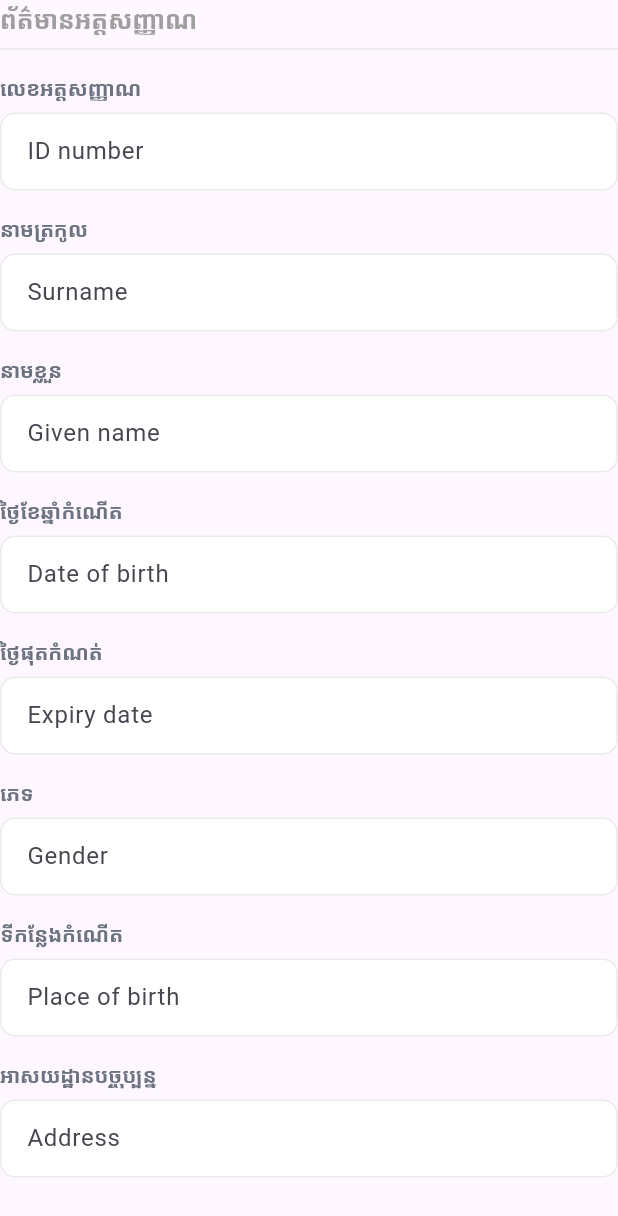
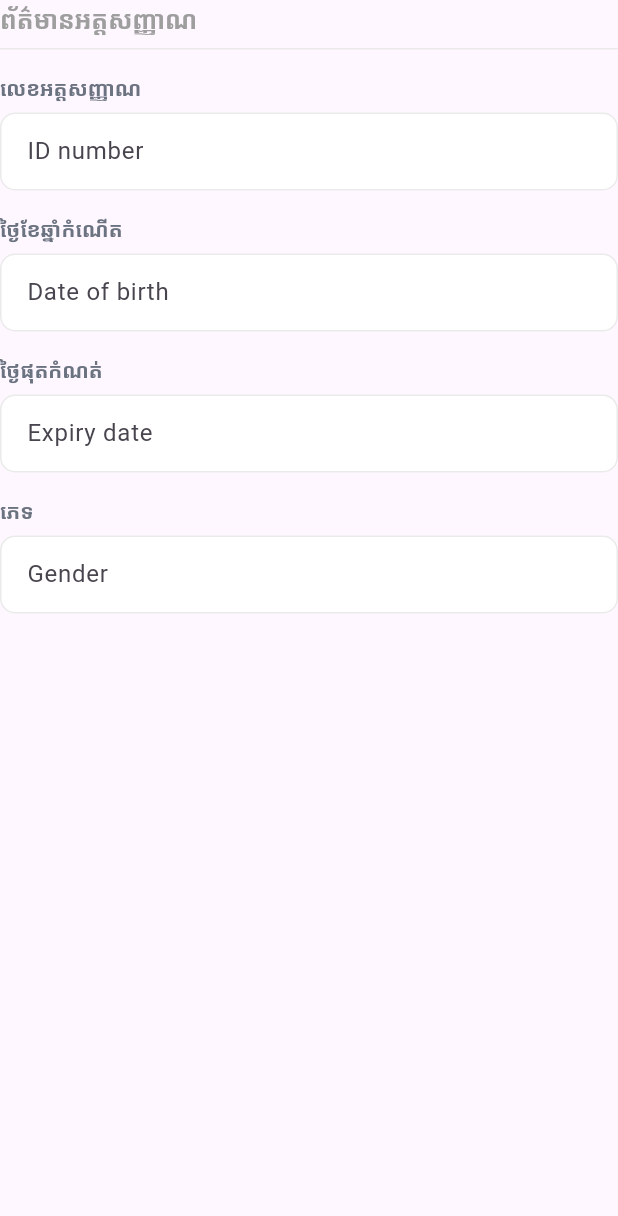
Before and after one commit to RaksmeyRet/open_cv_testing, a Flutter app: the _DetailsForm widget shown alone on an empty page, opened directly with empty values, on a phone screen of 412 x 824 dp. Shown: the top 1216 px of the screen. Run offline on Flutter 3.47's test engine with Material 3 defaults, Android fonts, the phone set to English and light mode, and no system bars; our stand-ins replace camera, get, image_picker; missing offline and left inert: dart:ffi, google_mlkit_text_recognition, photo_manager, tesseract_ocr; statements that could not run were skipped.

Commit message:
ready to production

```diff
--- a/id_scanner/lib/src/controllers/khemra_scanner_controller.dart
+++ b/id_scanner/lib/src/controllers/khemra_scanner_controller.dart
@@ -54,8 +54,6 @@ class KhemraScannerController extends GetxController
     genderController.addListener(_onFieldChanged);
     placeOfBirthController.addListener(_onFieldChanged);
     addressController.addListener(_onFieldChanged);
-
-    // Do not open camera immediately — show sample guide first.
   }
 
   @override
--- a/id_scanner/lib/src/screens/khemra_scanner_screen.dart
+++ b/id_scanner/lib/src/screens/khemra_scanner_screen.dart
@@ -753,22 +753,22 @@ class _DetailsForm extends GetView<KhemraScannerController> {
           keyboardType: TextInputType.number,
           validate: (value) => ScannerUtils.fieldValidationError(0, value),
         ),
-        _FormField(
-          label: 'នាមត្រកូល',
-          hint: 'Surname',
-          textController: controller.surnameController,
-          primaryColor: primaryColor,
-          keyboardType: TextInputType.name,
-          validate: (value) => ScannerUtils.fieldValidationError(1, value),
-        ),
-        _FormField(
-          label: 'នាមខ្លួន',
-          hint: 'Given name',
-          textController: controller.usernameController,
-          primaryColor: primaryColor,
-          keyboardType: TextInputType.name,
-          validate: (value) => ScannerUtils.fieldValidationError(2, value),
-        ),
+        // _FormField(
+        //   label: 'នាមត្រកូល',
+        //   hint: 'Surname',
+        //   textController: controller.surnameController,
+        //   primaryColor: primaryColor,
+        //   keyboardType: TextInputType.name,
+        //   validate: (value) => ScannerUtils.fieldValidationError(1, value),
+        // ),
+        // _FormField(
+        //   label: 'នាមខ្លួន',
+        //   hint: 'Given name',
+        //   textController: controller.usernameController,
+        //   primaryColor: primaryColor,
+        //   keyboardType: TextInputType.name,
+        //   validate: (value) => ScannerUtils.fieldValidationError(2, value),
+        // ),
         _FormField(
           label: 'ថ្ងៃខែឆ្នាំកំណើត',
           hint: 'Date of birth',
@@ -793,23 +793,23 @@ class _DetailsForm extends GetView<KhemraScannerController> {
           keyboardType: TextInputType.name,
           validate: (value) => ScannerUtils.fieldValidationError(5, value),
         ),
-        _FormField(
-          label: 'ទីកន្លែងកំណើត',
-          hint: 'Place of birth',
-          textController: controller.placeOfBirthController,
-          primaryColor: primaryColor,
-          keyboardType: TextInputType.name,
-          validate: (value) => ScannerUtils.fieldValidationError(6, value),
-        ),
-        _FormField(
-          label: 'អាសយដ្ឋានបច្ចុប្បន្ន',
-          hint: 'Address',
-          textController: controller.addressController,
-          primaryColor: primaryColor,
-          keyboardType: TextInputType.name,
-          isLast: true,
-          validate: (value) => ScannerUtils.fieldValidationError(7, value),
-        ),
+        // _FormField(
+        //   label: 'ទីកន្លែងកំណើត',
+        //   hint: 'Place of birth',
+        //   textController: controller.placeOfBirthController,
+        //   primaryColor: primaryColor,
+        //   keyboardType: TextInputType.name,
+        //   validate: (value) => ScannerUtils.fieldValidationError(6, value),
+        // ),
+        // _FormField(
+        //   label: 'អាសយដ្ឋានបច្ចុប្បន្ន',
+        //   hint: 'Address',
+        //   textController: controller.addressController,
+        //   primaryColor: primaryColor,
+        //   keyboardType: TextInputType.name,
+        //   isLast: true,
+        //   validate: (value) => ScannerUtils.fieldValidationError(7, value),
+        // ),
       ],
     );
   }
```
